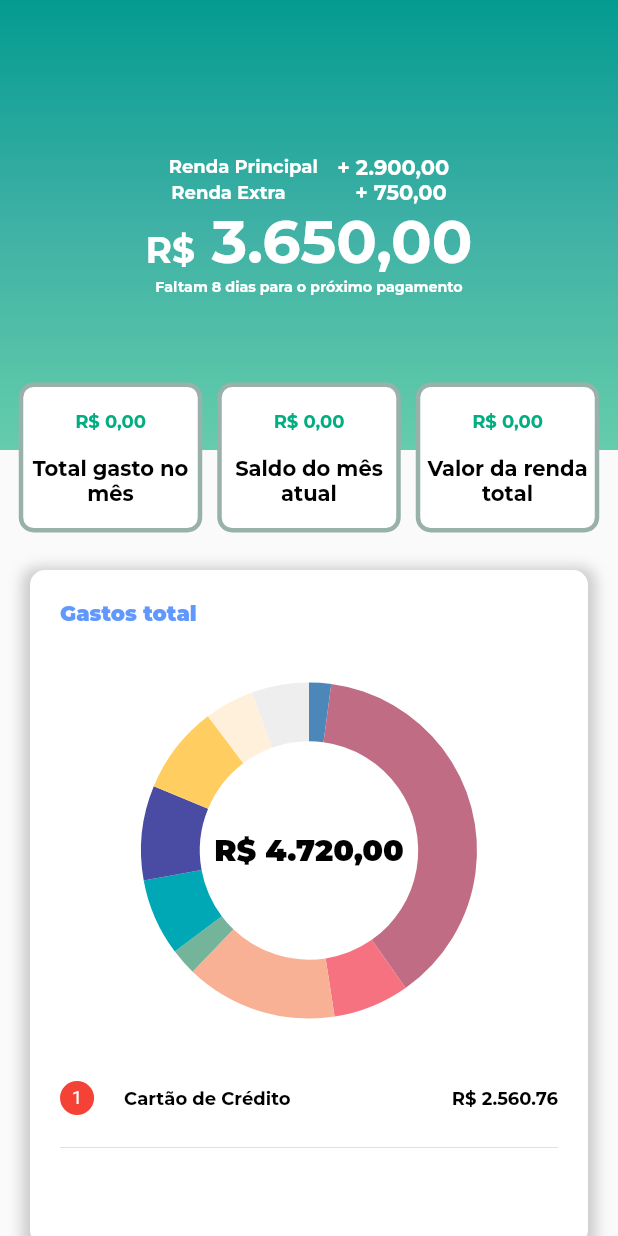
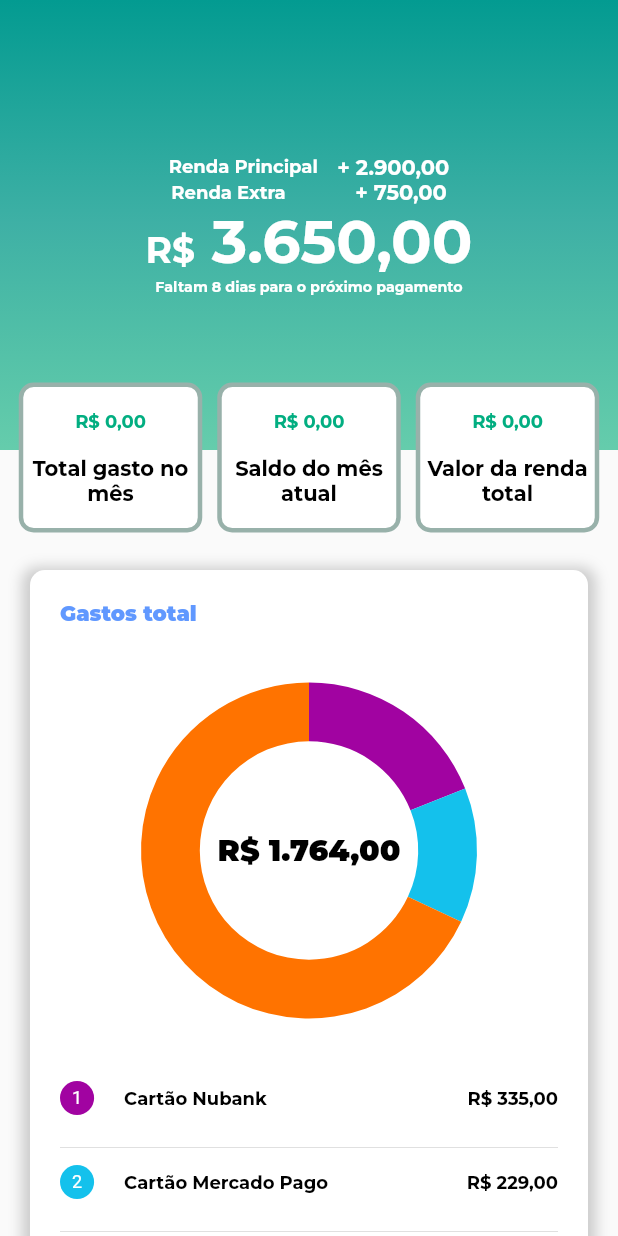
Before and after one commit to filipedealencar/project-alpha-mobile-flutter, a Flutter app: the screen it shows after launch, on a phone screen of 412 x 824 dp. Run offline on Flutter 3.47's test engine with Material 2 defaults, Android fonts, the phone set to English and light mode, and no system bars; our stand-ins replace syncfusion_flutter_charts.

Commit message:
Adição de lista dinamica no chart

```diff
--- a/lib/Charts/charts.dart
+++ b/lib/Charts/charts.dart
@@ -1,13 +1,8 @@
-/// Package import
 import 'dart:math';
-
 import 'package:flutter/material.dart';
 import 'package:flutter/services.dart';
 import 'package:intl/intl.dart';
-
-/// Chart import
 import 'package:syncfusion_flutter_charts/charts.dart';
-
 import 'model.dart';
 
 Future<void> loadFont() async {
@@ -24,27 +19,31 @@ Color getRandomColor() {
   return Color.fromARGB(255, r, g, b);
 }
 
-// Usage:
+class ListChart {
+  String icon;
+  String title;
+  Color color;
+  double value;
+
+  ListChart(this.icon, this.title, this.color, this.value);
+}
+
 Color myRandomColor = getRandomColor();
 
-/// State class of doughnut series with center elevation.
 class DoughnutDefaultState extends StatelessWidget {
-  const DoughnutDefaultState({super.key});
+  const DoughnutDefaultState({Key? key, required this.options})
+      : super(key: key);
+  final List<ListChart> options;
 
   @override
   Widget build(BuildContext context) {
-    List<ChartSampleData> incomesValues = [
-      ChartSampleData(x: 'A', y: 100, text: "Cartão Inter"),
-      ChartSampleData(x: 'B', y: 1800, text: "Cartão Inter"),
-      ChartSampleData(x: 'C', y: 345, text: "Cartão Inter"),
-      ChartSampleData(x: 'D', y: 690, text: "Cartão Inter"),
-      ChartSampleData(x: 'E', y: 120, text: "Cartão Inter"),
-      ChartSampleData(x: 'F', y: 350, text: "Cartão Inter"),
-      ChartSampleData(x: 'G', y: 430, text: "Cartão Inter"),
-      ChartSampleData(x: 'H', y: 400, text: "Cartão Inter"),
-      ChartSampleData(x: '1', y: 225, text: "Cartão Inter"),
-      ChartSampleData(x: 'J', y: 260, text: "Cartão Inter")
-    ];
+    List<ChartSampleData> incomesValues = options
+        .map((chart) => ChartSampleData(
+            x: chart.title,
+            y: chart.value,
+            text: chart.title,
+            pointColor: chart.color))
+        .toList();
 
     double newValues = 0;
 
@@ -78,7 +77,7 @@ class DoughnutDefaultState extends StatelessWidget {
                   color: Colors.grey.withOpacity(0.5),
                   spreadRadius: 5,
                   blurRadius: 7,
-                  offset: const Offset(0, 3), // changes position of shadow
+                  offset: const Offset(0, 3),
                 ),
               ],
             ),
@@ -86,8 +85,6 @@ class DoughnutDefaultState extends StatelessWidget {
               // mainAxisAlignment: MainAxisAlignment.center,
               // crossAxisAlignment: CrossAxisAlignment.center,
               children: [
-                // Expanded(
-                //   child:
                 Container(
                   padding: const EdgeInsets.fromLTRB(20, 20, 0, 0),
                   alignment: AlignmentDirectional.topStart,
@@ -101,8 +98,6 @@ class DoughnutDefaultState extends StatelessWidget {
                         fontFamily: "MontSerrat"),
                   ),
                 ),
-
-                // ),
                 SfCircularChart(
                   annotations: <CircularChartAnnotation>[
                     CircularChartAnnotation(
@@ -121,7 +116,13 @@ class DoughnutDefaultState extends StatelessWidget {
                       overflowMode: LegendItemOverflowMode.wrap),
                   series: _getElevationDoughnutSeries(incomesValues),
                 ),
-                Wrap(
+                ListView.builder(
+                    // scrollDirection: Axis.horizontal,
+                    shrinkWrap: true,
+                    itemCount: options.length,
+                    itemBuilder: (BuildContext context, int index) {
+                      final option = options[index];
+                      return Wrap(
                         spacing: 10.0,
                         runSpacing: 10.0,
                         children: [
@@ -134,16 +135,17 @@ class DoughnutDefaultState extends StatelessWidget {
                                   Align(
                                     alignment: Alignment.centerLeft,
                                     child: Container(
-                                padding: const EdgeInsets.fromLTRB(20, 0, 0, 0),
+                                      padding: const EdgeInsets.fromLTRB(
+                                          20, 0, 0, 0),
                                       child: Container(
                                         padding: const EdgeInsets.all(8),
-                                  decoration: const BoxDecoration(
+                                        decoration: BoxDecoration(
                                           shape: BoxShape.circle,
-                                    color: Colors.red,
+                                          color: option.color,
                                         ),
-                                  child: const Text(
-                                    "1",
-                                    style: TextStyle(
+                                        child: Text(
+                                          option.icon,
+                                          style: const TextStyle(
                                             color: Colors.white,
                                             fontSize: 12,
                                           ),
@@ -152,10 +154,11 @@ class DoughnutDefaultState extends StatelessWidget {
                                     ),
                                   ),
                                   Container(
-                              padding: const EdgeInsets.fromLTRB(20, 0, 0, 0),
-                              child: const Text(
-                                'Cartão de Crédito',
-                                style: TextStyle(
+                                    padding:
+                                        const EdgeInsets.fromLTRB(20, 0, 0, 0),
+                                    child: Text(
+                                      option.title,
+                                      style: const TextStyle(
                                         fontFamily: 'MontSerrat',
                                         fontWeight: FontWeight.bold,
                                         fontSize: 12.0,
@@ -167,10 +170,11 @@ class DoughnutDefaultState extends StatelessWidget {
                               ),
                               Align(
                                 child: Container(
-                            padding: const EdgeInsets.fromLTRB(20, 0, 20, 0),
-                            child: const Text(
-                              'R\$ 2.560.76',
-                              style: TextStyle(
+                                  padding:
+                                      const EdgeInsets.fromLTRB(20, 0, 20, 0),
+                                  child: Text(
+                                    formatCurrency("R\$", option.value),
+                                    style: const TextStyle(
                                       fontFamily: 'MontSerrat',
                                       fontWeight: FontWeight.bold,
                                       fontSize: 12.0,
@@ -181,11 +185,14 @@ class DoughnutDefaultState extends StatelessWidget {
                               )
                             ],
                           ),
+                          Container(
+                              padding: const EdgeInsets.fromLTRB(20, 0, 20, 0),
+                              child: index != options.length - 1
+                                  ? const Divider()
+                                  : null),
                         ],
-                ),
-                Container(
-                    padding: const EdgeInsets.fromLTRB(20, 10, 20, 10),
-                    child: const Divider()),
+                      );
+                    })
               ],
             ),
           ),
@@ -194,7 +201,6 @@ class DoughnutDefaultState extends StatelessWidget {
     );
   }
 
-  /// Returns the doughnut series which need to be center elevation.
   List<DoughnutSeries<ChartSampleData, String>> _getElevationDoughnutSeries(
       List<ChartSampleData> list) {
     return <DoughnutSeries<ChartSampleData, String>>[
--- a/lib/main.dart
+++ b/lib/main.dart
@@ -37,20 +37,20 @@ class MyApp extends StatelessWidget {
                     ],
                   )),
                 ),
-                const SizedBox(
-                    height: 450,
+                SizedBox(
+                    height: 510,
                     child: SizedBox(
                         height: double.infinity,
                         child: DoughnutDefaultState(
-                            // data: [
-                            //   ChartOptions('Shirts', 5),
-                            //   ChartOptions('Cardigans', 20),
-                            //   ChartOptions('Chiffons', 36),
-                            //   ChartOptions('Pants', 10),
-                            //   ChartOptions('Heels', 10),
-                            //   ChartOptions('Socks', 20),
-                            // ],
-                            )))
+                          options: [
+                            ListChart("1", "Cartão Nubank",
+                                Color.fromARGB(255, 161, 3, 161), 335),
+                            ListChart("2", "Cartão Mercado Pago",
+                                Color.fromARGB(255, 20, 193, 236), 229),
+                            ListChart("3", "Cartão Inter",
+                                Color.fromARGB(255, 255, 115, 0), 1200),
+                          ],
+                        )))
               ],
             ),
           ),
```
Lines whose indentation alone changed are shown as unchanged.
